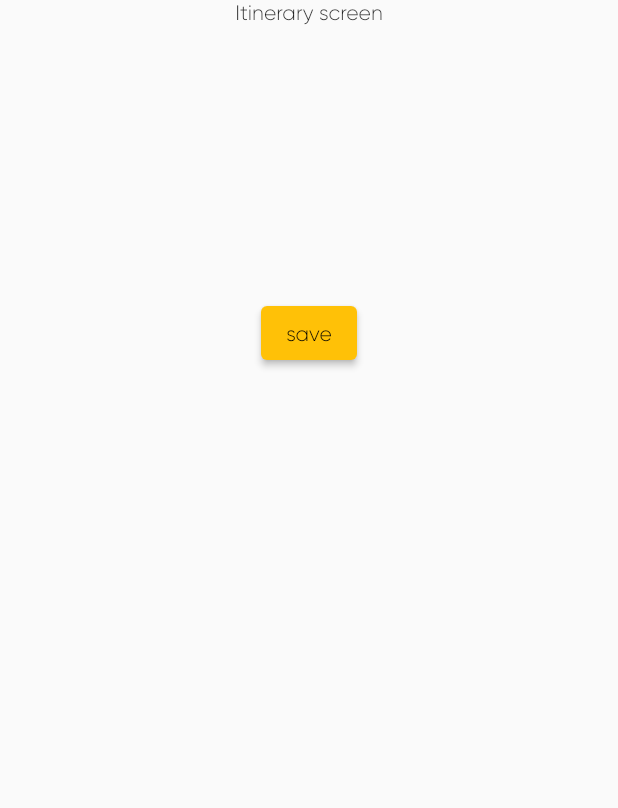
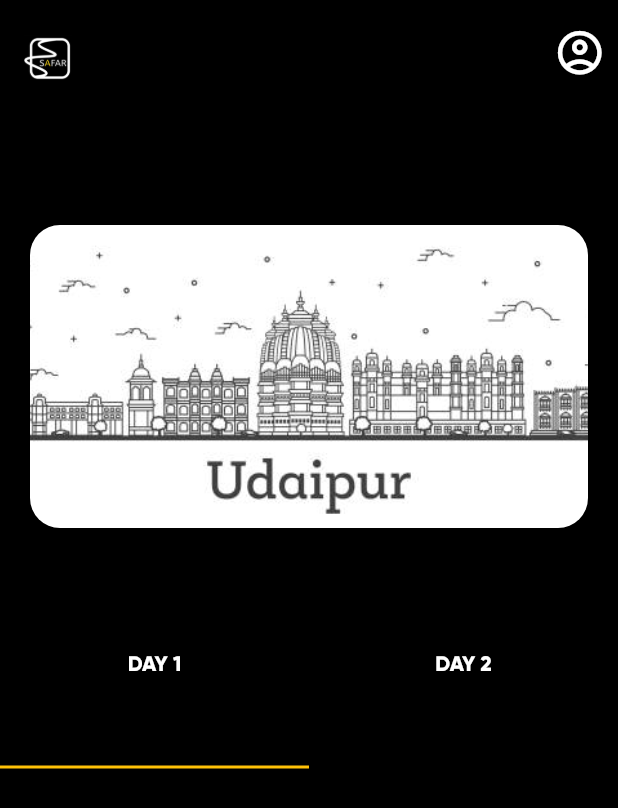
Before and after one commit to BhavikBolya/TravelApp, a Flutter app: the ItineraryScreen screen opened by its route, on a phone screen of 412 x 824 dp. Shown: the top 808 px of the screen. Run offline on Flutter 3.47's test engine with Material 2 defaults, Android fonts, the phone set to English and light mode, and no system bars; our stand-ins replace firebase_core; accounts and stored records are empty.

Commit message:
created itinerary screen

```diff
--- a/App/travel_app/lib/main.dart
+++ b/App/travel_app/lib/main.dart
@@ -6,7 +6,7 @@ import 'package:travel_app/screens/home_screen.dart';
 import 'package:travel_app/screens/destination_screen.dart';
 import 'package:travel_app/screens/hotel_screen.dart';
 import 'package:travel_app/screens/itinerary_screen.dart';
-import 'package:travel_app/screens/itineraryhistory_screen.dart';
+import 'package:travel_app/screens/history.dart';
 import 'package:travel_app/screens/login_screen.dart';
 import 'package:travel_app/screens/preferences_screen.dart';
 import 'package:travel_app/screens/selector_screen.dart';
--- a/App/travel_app/lib/screens/itinerary_screen.dart
+++ b/App/travel_app/lib/screens/itinerary_screen.dart
@@ -10,10 +10,97 @@ class _ItineraryScreenState extends State<ItineraryScreen> {
   @override
   Widget build(BuildContext context) {
     return Scaffold(
-        body: Column(
+        backgroundColor: Colors.black,
+        appBar: AppBar(
+          toolbarHeight: 70,
+          leading: Padding(
+            padding: const EdgeInsets.fromLTRB(8.0, 8.0, 0, 0),
+            child: IconButton(
+              onPressed: () {
+                Navigator.pushNamed(context, AppRoutes.homeRoute);
+              },
+              //icon: Icon(Icons.home_filled),
+              icon: Image.asset("assets/LOGO.png"),
+              iconSize: 35,
+              color: Colors.white,
+            ),
+          ),
+          actions: [
+            IconButton(
+              onPressed: () {
+                Navigator.pushNamed(context, AppRoutes.historyRoute);
+              },
+              icon: Icon(Icons.account_circle_outlined),
+              iconSize: 35,
+              color: Colors.white,
+            ),
+          ],
+          backgroundColor: Colors.transparent,
+          //backgroundColor: Colors.red,
+          elevation: 0,
+        ),
+        extendBodyBehindAppBar: true,
+        body: Stack(
           children: [
-        Text("Itinerary screen"),
-        Container(
+            Stack(
+              children: [
+                Positioned.fill(
+                  top: 150,
+                  child: Align(
+                    alignment: Alignment.topCenter,
+                    child: Container(
+                      height: MediaQuery.of(context).size.width - 210,
+                      width: MediaQuery.of(context).size.width - 40,
+                      decoration: BoxDecoration(
+                        //border: Border.all(width: 4.0, color: Colors.white),
+                        borderRadius: BorderRadius.circular(20),
+                        image: DecorationImage(
+                            image: AssetImage("assets/udaipur.jpg"),
+                            fit: BoxFit.cover),
+                      ),
+                    ),
+                  ),
+                ),
+                Positioned.fill(
+                  top: 375,
+                  child: Align(
+                    alignment: Alignment.center,
+                    child: DefaultTabController(
+                      length: 2,
+                      child: Scaffold(
+
+                        backgroundColor: Colors.transparent,
+                        body: Container(
+
+                          height: MediaQuery.of(context).size.width / 3,
+                          child: TabBar(
+
+                            tabs: [
+                              Tab(
+                                child: Text(
+                                  "DAY 1",
+                                  style: TextStyle(
+                                      color: Colors.white,
+                                      fontWeight: FontWeight.bold),
+                                ),
+                              ),
+                              Tab(
+                                child: Text(
+                                  "DAY 2",
+                                  style: TextStyle(
+                                      color: Colors.white,
+                                      fontWeight: FontWeight.bold),
+                                ),
+                              ),
+                            ],
+                          ),
+
+                        ),
+                      ),
+                    ),
+                  ),
+                ),
+                /* Container(
                   height: MediaQuery.of(context).size.width,
                   child: Align(
                     alignment: Alignment.center,
@@ -24,7 +111,9 @@ class _ItineraryScreenState extends State<ItineraryScreen> {
                       child: Text("save"),
                     ),
                   ),
-        )
+                ) */
+              ],
+            ),
           ],
         ));
   }
```
Also changed, not shown: App/travel_app/assets/LOGO.png (added), App/travel_app/lib/screens/history.dart (renamed from App/travel_app/lib/screens/itineraryhistory_screen.dart). Lines whose indentation alone changed are shown as unchanged.
